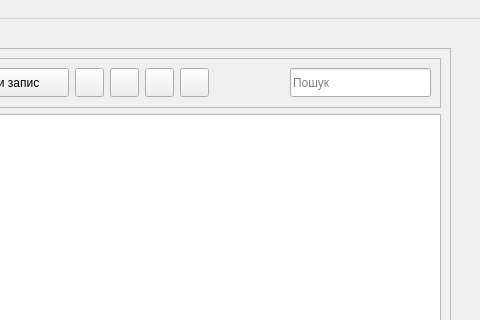
This is src/mainwindow.ui in MikeostCorp/Gradify as Qt 5 draws it before an edit; both pictures show x 320 to 800 and y 0 to 320 of the 800 by 600 pixel window. The edited form follows.
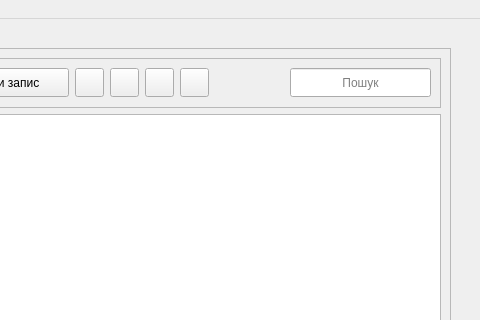
This is the edited form. Icons and pictures are not drawn. Custom widgets are drawn as their Qt base class.

Patch:
```diff
--- a/src/mainwindow.ui
+++ b/src/mainwindow.ui
@@ -1056,6 +1056,9 @@
               <property name="text">
                <string/>
               </property>
+              <property name="alignment">
+               <set>Qt::AlignCenter</set>
+              </property>
               <property name="placeholderText">
                <string>Пошук</string>
               </property>
```
